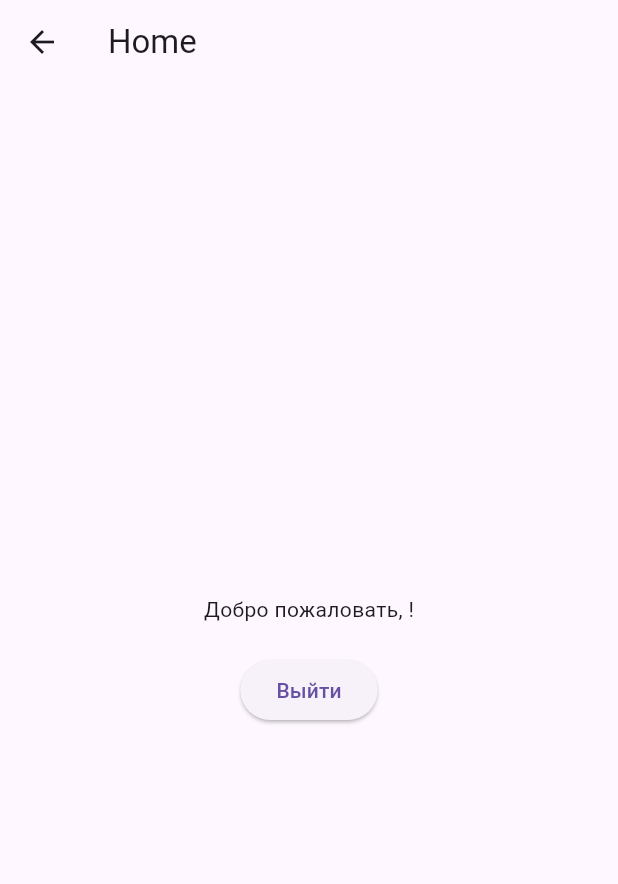
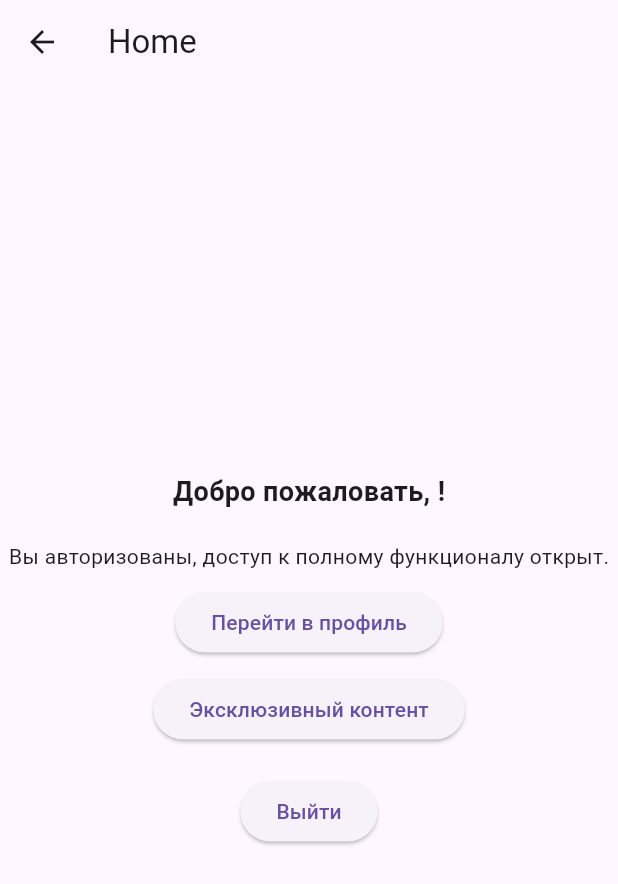
Before and after one commit to AirinLind/Flutter_6Kt-, a Flutter app: the HomePage screen opened by its route, on a phone screen of 412 x 824 dp. Shown: the top 884 px of the screen. Run offline on Flutter 3.47's test engine with Material 3 defaults, Android fonts, the phone set to English and light mode, and no system bars; our stand-ins replace firebase_auth, firebase_core; accounts and stored records are empty; network calls fail.

Commit message:
second commit

```diff
--- a/lib/pages/home_page.dart
+++ b/lib/pages/home_page.dart
@@ -6,14 +6,52 @@ class HomePage extends StatelessWidget {
 
   @override
   Widget build(BuildContext context) {
+    final user = _authService.currentUser;
+
     return Scaffold(
       appBar: AppBar(title: Text('Home')),
       body: Center(
         child: Column(
           mainAxisAlignment: MainAxisAlignment.center,
           children: [
-            Text("Добро пожаловать, ${_authService.currentUser?.email ?? 'Гость'}!"),
+            Text(
+              "Добро пожаловать, ${user?.email ?? 'Гость'}!",
+              style: TextStyle(fontSize: 18, fontWeight: FontWeight.bold),
+            ),
             SizedBox(height: 20),
+
+            if (user != null) ...[
+              Text("Вы авторизованы, доступ к полному функционалу открыт."),
+              SizedBox(height: 10),
+
+              ElevatedButton(
+                onPressed: () {
+                  Navigator.pushNamed(context, '/profile');
+                },
+                child: Text('Перейти в профиль'),
+              ),
+              SizedBox(height: 10),
+
+              ElevatedButton(
+                onPressed: () {
+                  ScaffoldMessenger.of(context).showSnackBar(
+                    SnackBar(content: Text('Доступ к эксклюзивному контенту')),
+                  );
+                },
+                child: Text('Эксклюзивный контент'),
+              ),
+            ] else ...[
+              Text("Чтобы получить полный доступ, войдите в аккаунт."),
+              SizedBox(height: 10),
+              ElevatedButton(
+                onPressed: () {
+                  Navigator.pushReplacementNamed(context, '/login');
+                },
+                child: Text('Войти'),
+              ),
+            ],
+            SizedBox(height: 20),
+
             ElevatedButton(
               onPressed: () async {
                 await _authService.logout();
```
Also changed, not shown: lib/pages/login_page.dart (+27 -12 lines), lib/services/auth_service.dart (+5 -15 lines), lib/pages/register_page.dart (deleted), lib/widgets/custom_button.dart (deleted).
